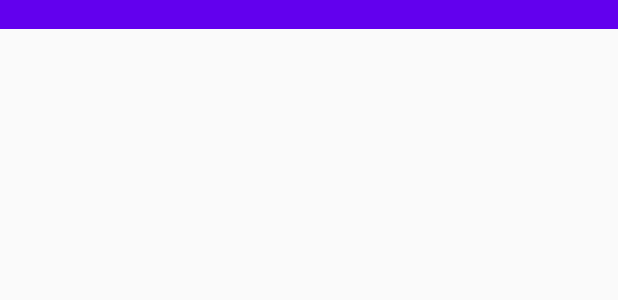
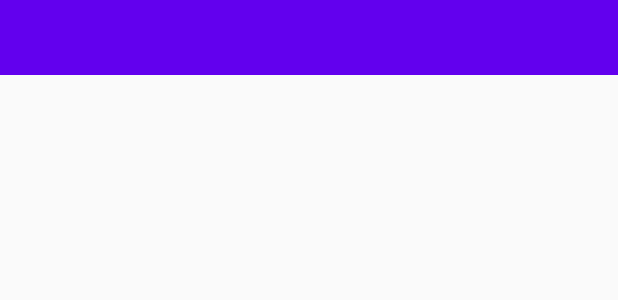
Before and after one commit to ElaineTaylor/TestJetpack, an Android app: the layout item_list.xml on its own in the app's theme, with its tools: preview values and no code run, on a phone screen of 412 x 824 dp. Shown: the top 300 px of the screen. Run offline under Robolectric (Android 15) with nearby library versions, the phone set to English and light mode, and no system bars.

Commit message:
新增点击事件

```diff
--- a/app/src/main/java/com/elaine/testjetpack/list/ListActivity.java
+++ b/app/src/main/java/com/elaine/testjetpack/list/ListActivity.java
@@ -1,4 +1,6 @@
 package com.elaine.testjetpack.list;
+
+import android.widget.Toast;
 
 import androidx.lifecycle.ViewModelProvider;
 import androidx.recyclerview.widget.LinearLayoutManager;
@@ -7,6 +9,7 @@ import com.elaine.testjetpack.R;
 import com.elaine.testjetpack.base.BaseActivity;
 import com.elaine.testjetpack.databinding.ActivityListBinding;
 
+//TODO 待完善Adapter的点击事件
 public class ListActivity extends BaseActivity<ActivityListBinding> {
     private ListViewModel listViewModel;
     private ListAdapter listAdapter;
@@ -41,6 +44,7 @@ public class ListActivity extends BaseActivity<ActivityListBinding> {
         listAdapter = new ListAdapter(listViewModel.userBeanList);
         mBinding.rvList.setLayoutManager(new LinearLayoutManager(this));
         mBinding.rvList.setAdapter(listAdapter);
+        listAdapter.setOnItemClickListener((position, userBean) -> Toast.makeText(ListActivity.this, "data===" + userBean.getName(), Toast.LENGTH_SHORT).show());
     }
 
 }
--- a/app/src/main/res/layout/item_list.xml
+++ b/app/src/main/res/layout/item_list.xml
@@ -10,7 +10,7 @@
 
     <LinearLayout
         android:layout_width="match_parent"
-        android:layout_height="wrap_content"
+        android:layout_height="50dp"
         android:background="@color/colorPrimary"
         android:orientation="horizontal">
 
```
Also changed, not shown: app/src/main/java/com/elaine/testjetpack/list/ListAdapter.java (+9 -1 lines).
